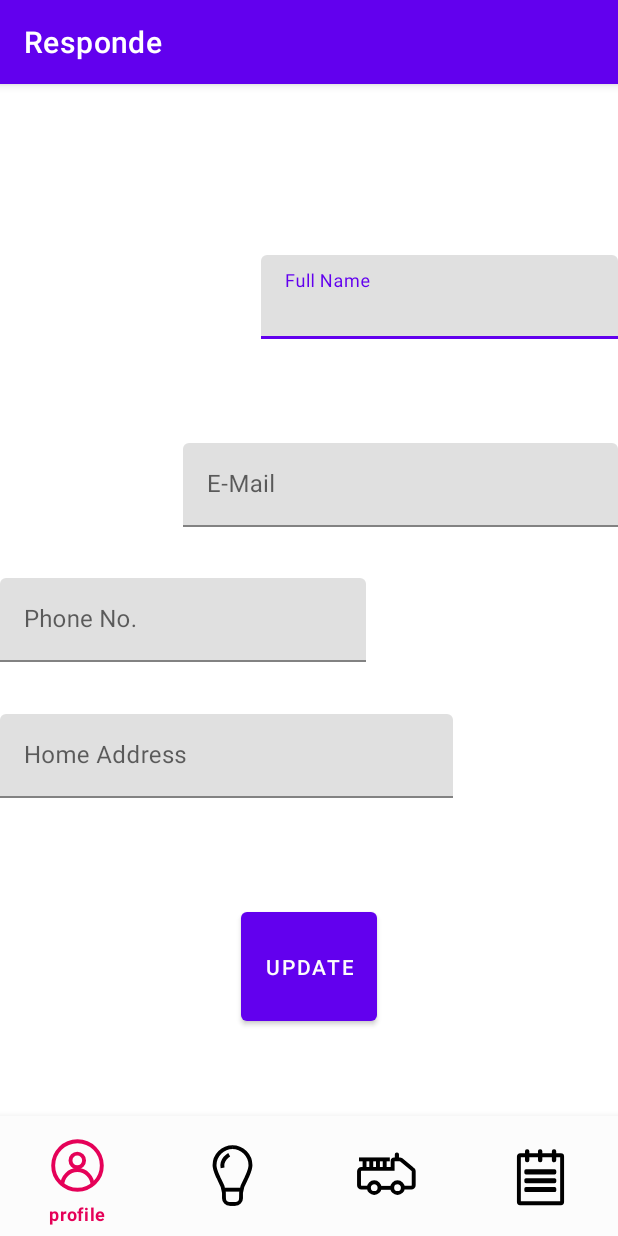
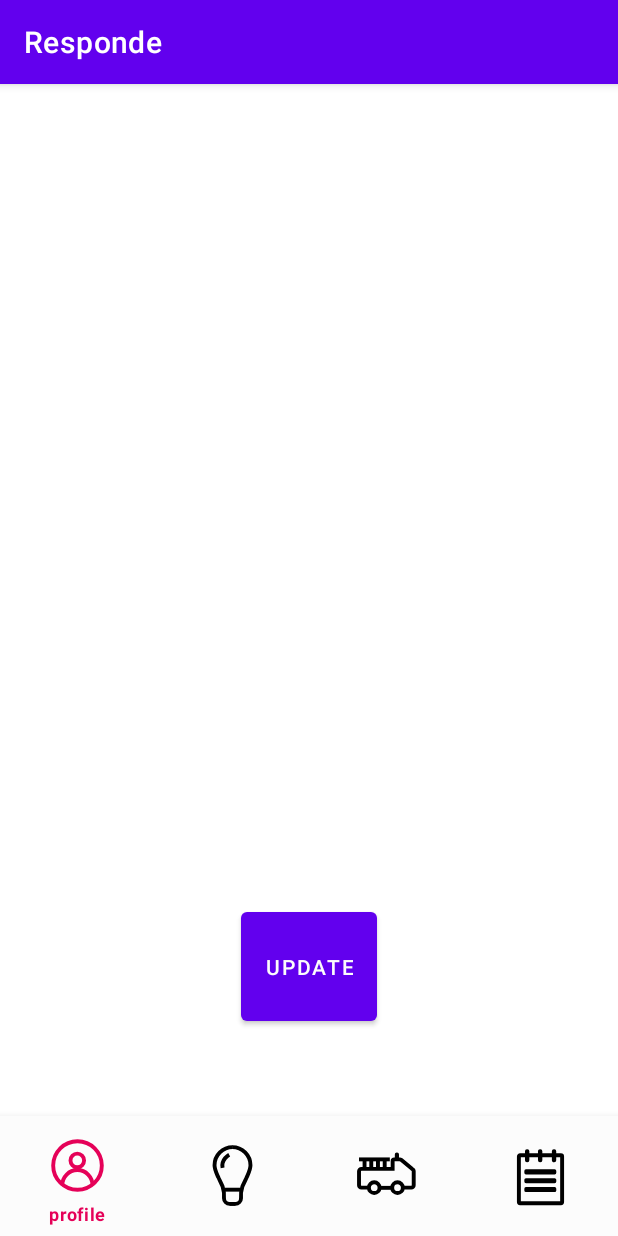
Before and after one commit to JasonDublin09/RespondeMobileApp, an Android app: the Profile screen opened directly, with no data from a screen before it, on a phone screen of 412 x 824 dp. Run offline under Robolectric (Android 15) with nearby library versions, the phone set to English and light mode, and no system bars; our stand-ins replace Firebase (no records; nobody signed in at launch, a user with empty details on screens opened directly); 4 statements that could not run were skipped.

Commit message:
RETRIEVE, VALIDATION 09/05/2021

```diff
--- a/app/src/main/java/com/example/responde/MainActivity.java
+++ b/app/src/main/java/com/example/responde/MainActivity.java
@@ -157,7 +157,6 @@
                                     List<Address> addresses = geocoder.getFromLocation(
                                             location1.getLatitude(), location1.getLongitude(), 1
                                     );
-
                                     //set address
                                     userAddress.setText(String.valueOf(addresses.get(0).getAddressLine(0)));
                                 } catch (IOException e) {
@@ -178,6 +177,5 @@
             startActivity(new Intent(Settings.ACTION_LOCATION_SOURCE_SETTINGS)
                     .setFlags(Intent.FLAG_ACTIVITY_NEW_TASK));
         }
-
     }
 }
--- a/app/src/main/java/com/example/responde/Profile.java
+++ b/app/src/main/java/com/example/responde/Profile.java
@@ -1,13 +1,16 @@
 package com.example.responde;
 
 import androidx.annotation.NonNull;
+import androidx.annotation.Nullable;
 import androidx.appcompat.app.AppCompatActivity;
 
 import android.content.Intent;
 import android.os.Bundle;
 import android.view.MenuItem;
 import android.view.View;
+import android.widget.Button;
 import android.widget.EditText;
+import android.widget.TextView;
 
 import com.google.android.material.bottomnavigation.BottomNavigationView;
 import com.google.android.material.textfield.TextInputEditText;
@@ -21,22 +24,41 @@
 
 public class Profile extends AppCompatActivity {
 
-        TextInputLayout name, eMail, contact, address;
-        String _name, _eMail, _contact, _address;
-        String userName;
+        TextView name, eMail, contact, address;
         DatabaseReference reference;
-
+        Button update;
     @Override
     protected void onCreate(Bundle savedInstanceState) {
         super.onCreate(savedInstanceState);
         setContentView(R.layout.activity_profile);
 
-        reference = FirebaseDatabase.getInstance().getReference("User");
+        name = (TextView)findViewById(R.id.name);
+        eMail = (TextView)findViewById(R.id.email);
+        contact = (TextView)findViewById(R.id.contact);
+        address = (TextView)findViewById(R.id.homeAdd);
+        update = findViewById(R.id.updateBtn);
 
-        name = findViewById(R.id.fullName);
-        eMail = findViewById(R.id.eMail);
-        contact = findViewById(R.id.phoneNo);
-        address = findViewById(R.id.homeAddress);
+        reference = FirebaseDatabase.getInstance().getReference().child("User").child("09954528389");
+        reference.addValueEventListener(new ValueEventListener() {
+            @Override
+            public void onDataChange(@NonNull DataSnapshot dataSnapshot) {
+
+                String dbName = dataSnapshot.child("name").getValue().toString();
+                String dbEmail = dataSnapshot.child("email").getValue().toString();
+                String dbContact = dataSnapshot.child("contact").getValue().toString();
+                String dbHome = dataSnapshot.child("home").getValue().toString();
+                name.setText(dbName);
+                eMail.setText(dbEmail);
+                contact.setText(dbContact);
+                address.setText(dbHome);
+
+            }
+            @Override
+            public void onCancelled(@NonNull DatabaseError error) {
+            }
+        });
+
+
 
         //Initialize and assign variables
         BottomNavigationView bottomNavigationView = findViewById(R.id.bottomnavigation);
@@ -66,5 +88,4 @@
             }
         });
     }
-
 }
--- a/app/src/main/res/layout/activity_homepage.xml
+++ b/app/src/main/res/layout/activity_homepage.xml
@@ -49,16 +49,15 @@
 
     <com.google.android.material.bottomnavigation.BottomNavigationView
         android:id="@+id/bottomnavigation"
-        app:itemIconSize="50dp"
         android:layout_width="match_parent"
         android:layout_height="wrap_content"
+        android:layout_alignParentBottom="true"
         android:layout_gravity="bottom"
         app:itemBackground="@color/white"
+        app:itemIconSize="50dp"
+        app:itemIconTint="@drawable/selector"
         app:itemTextColor="@drawable/selector"
-        app:itemIconTint="@drawable/selector"
-        app:menu="@menu/menu_navigation"
-        android:layout_alignParentBottom="true"
-        />
+        app:menu="@menu/menu_navigation" />
 
 
 </RelativeLayout>
--- a/app/src/main/res/layout/activity_profile.xml
+++ b/app/src/main/res/layout/activity_profile.xml
@@ -17,77 +17,7 @@
         app:itemIconTint="@drawable/selector"
         app:itemTextColor="@drawable/selector"
         app:menu="@menu/menu_navigation"
-
-
         />
-
-    <com.google.android.material.textfield.TextInputLayout
-        android:id="@+id/fullName"
-        android:layout_width="match_parent"
-        android:layout_height="wrap_content"
-        android:layout_alignParentStart="true"
-        android:layout_alignParentTop="true"
-        android:layout_alignParentBottom="true"
-        android:layout_marginStart="174dp"
-        android:layout_marginTop="114dp"
-        android:layout_marginBottom="561dp">
-
-        <com.google.android.material.textfield.TextInputEditText
-            android:layout_width="match_parent"
-            android:layout_height="wrap_content"
-            android:hint="Full Name" />
-    </com.google.android.material.textfield.TextInputLayout>
-
-    <com.google.android.material.textfield.TextInputLayout
-        android:id="@+id/eMail"
-        android:layout_width="290dp"
-        android:layout_height="wrap_content"
-        android:layout_alignParentStart="true"
-        android:layout_alignParentTop="true"
-        android:layout_marginStart="122dp"
-        android:layout_marginTop="239dp">
-
-        <com.google.android.material.textfield.TextInputEditText
-            android:layout_width="match_parent"
-            android:layout_height="wrap_content"
-            android:hint="E-Mail" />
-    </com.google.android.material.textfield.TextInputLayout>
-
-    <com.google.android.material.textfield.TextInputLayout
-        android:id="@+id/phoneNo"
-        android:layout_width="match_parent"
-        android:layout_height="wrap_content"
-        android:layout_alignParentTop="true"
-        android:layout_alignParentEnd="true"
-        android:layout_alignParentBottom="true"
-        android:layout_marginTop="329dp"
-        android:layout_marginEnd="168dp"
-        android:layout_marginBottom="347dp">
-
-        <com.google.android.material.textfield.TextInputEditText
-            android:layout_width="match_parent"
-            android:layout_height="wrap_content"
-            android:hint="Phone No." />
-    </com.google.android.material.textfield.TextInputLayout>
-
-    <com.google.android.material.textfield.TextInputLayout
-        android:id="@+id/homeAddress"
-        android:layout_width="match_parent"
-        android:layout_height="wrap_content"
-        android:layout_alignParentStart="true"
-        android:layout_alignParentTop="true"
-        android:layout_alignParentEnd="true"
-        android:layout_alignParentBottom="true"
-        android:layout_marginStart="0dp"
-        android:layout_marginTop="420dp"
-        android:layout_marginEnd="110dp"
-        android:layout_marginBottom="256dp">
-
-        <com.google.android.material.textfield.TextInputEditText
-            android:layout_width="match_parent"
-            android:layout_height="wrap_content"
-            android:hint="Home Address" />
-    </com.google.android.material.textfield.TextInputLayout>
 
     <Button
         android:id="@+id/updateBtn"
@@ -100,4 +30,40 @@
         android:layout_marginBottom="137dp"
         android:text="Update" />
 
+    <TextView
+        android:id="@+id/homeAdd"
+        android:layout_width="wrap_content"
+        android:layout_height="wrap_content"
+        android:layout_centerHorizontal="true"
+        android:layout_marginTop="300dp"
+        android:text="Address"
+        android:textColor="#000000" />
+
+    <TextView
+        android:id="@+id/contact"
+        android:layout_width="wrap_content"
+        android:layout_height="wrap_content"
+        android:layout_centerHorizontal="true"
+        android:layout_marginTop="241dp"
+        android:text="contact"
+        android:textColor="#000000" />
+
+    <TextView
+        android:id="@+id/email"
+        android:layout_width="wrap_content"
+        android:layout_height="wrap_content"
+        android:layout_centerHorizontal="true"
+        android:layout_marginTop="187dp"
+        android:text="email"
+        android:textColor="#000000" />
+
+    <TextView
+        android:id="@+id/name"
+        android:layout_width="wrap_content"
+        android:layout_height="wrap_content"
+        android:layout_centerHorizontal="true"
+        android:layout_marginTop="131dp"
+        android:text="name"
+        android:textColor="#000000" />
+
 </RelativeLayout>
--- a/app/src/main/res/layout/activity_whattodo.xml
+++ b/app/src/main/res/layout/activity_whattodo.xml
@@ -10,12 +10,11 @@
     <TextView
         android:layout_width="wrap_content"
         android:layout_height="wrap_content"
+        android:layout_centerInParent="true"
         android:layout_gravity="center_horizontal|center_vertical"
         android:text="WAT TO DO FAK"
         android:textSize="50dp"
-        android:textStyle="bold"
-        android:layout_centerInParent="true"
-        />
+        android:textStyle="bold" />
 
     <com.google.android.material.bottomnavigation.BottomNavigationView
         android:id="@+id/bottomnavigation"
--- a/build.gradle
+++ b/build.gradle
@@ -5,7 +5,7 @@
         mavenCentral()
     }
     dependencies {
-        classpath 'com.android.tools.build:gradle:7.0.1'
+        classpath 'com.android.tools.build:gradle:7.0.2'
         classpath 'com.google.gms:google-services:4.3.10'
 
         // NOTE: Do not place your application dependencies here; they belong
```
